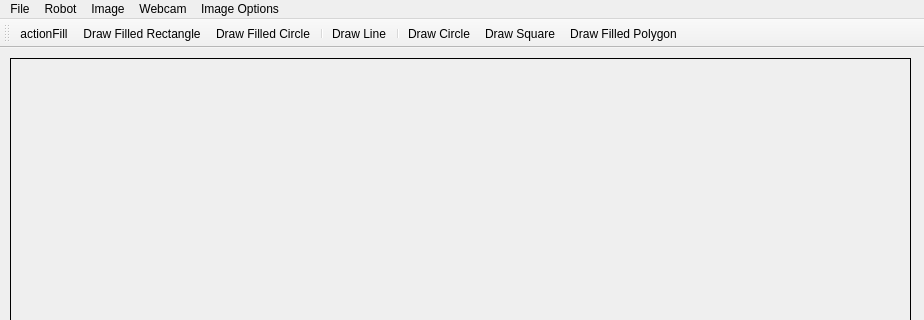
The window that BobRoss/Sketchpad.ui (dongbu/painterRHIT) describes before a commit, drawn with Qt 5; both pictures show x 0 to 924 and y 0 to 320 of the 924 by 857 pixel window.
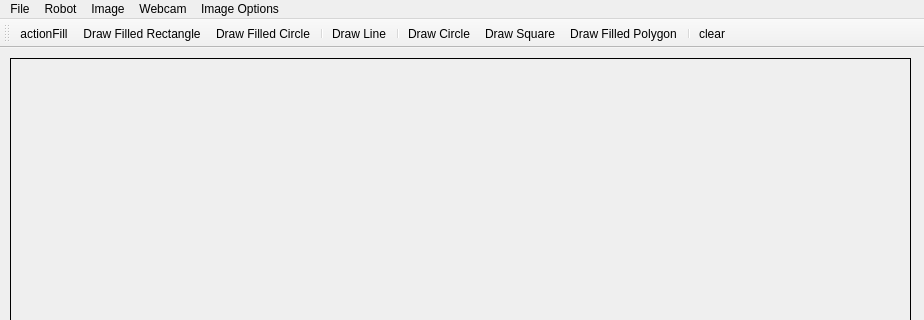
The same window after the commit. Icons and pictures are not drawn.

Commit message: added a button to clear everything

What changed in the file:
```diff
--- a/BobRoss/Sketchpad.ui
+++ b/BobRoss/Sketchpad.ui
@@ -113,6 +113,8 @@
    <addaction name="actionDraw_Circle"/>
    <addaction name="actionDraw_Square"/>
    <addaction name="actionDraw_Filled_Polygon"/>
+   <addaction name="separator"/>
+   <addaction name="actionClear"/>
   </widget>
   <action name="actionOpen">
    <property name="icon">
@@ -328,6 +330,18 @@
     <string>Change/Add Canny</string>
    </property>
   </action>
+  <action name="actionClear">
+   <property name="icon">
+    <iconset>
+     <normaloff>Icon Storage/clear.png</normaloff>Icon Storage/clear.png</iconset>
+   </property>
+   <property name="text">
+    <string>clear</string>
+   </property>
+   <property name="toolTip">
+    <string>clear all</string>
+   </property>
+  </action>
  </widget>
  <resources>
   <include location="myres.qrc"/>
```
The commit also changes 5 other files.
